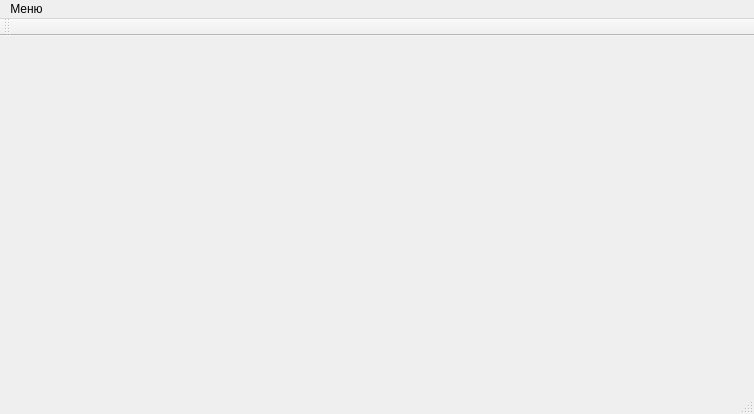
This is Skripal_Boris/source/mainwindow.ui in h31/ProgrammingCourseBackup as Qt 5 draws it before an edit. The edited form follows.
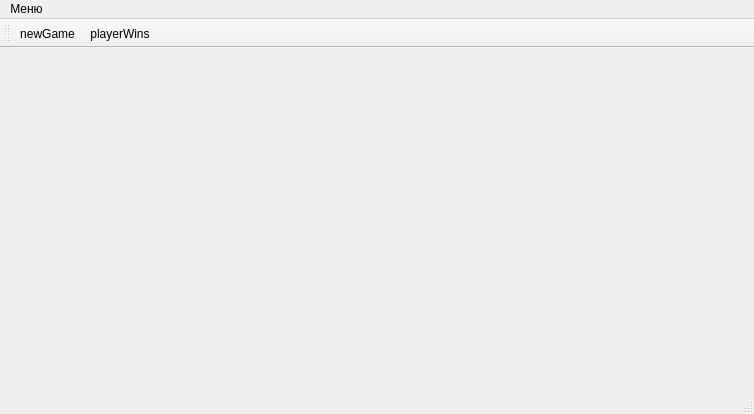
This is the edited form.

What changed in the file:
```diff
--- a/Skripal_Boris/source/mainwindow.ui
+++ b/Skripal_Boris/source/mainwindow.ui
@@ -39,6 +39,8 @@
    <attribute name="toolBarBreak">
     <bool>false</bool>
    </attribute>
+   <addaction name="actionNewGame"/>
+   <addaction name="actionPlayerWins"/>
   </widget>
   <widget class="QStatusBar" name="statusBar"/>
   <action name="actionNewGame">
@@ -49,6 +51,14 @@
     <string>Новая игра</string>
    </property>
   </action>
+  <action name="actionPlayerWins">
+   <property name="text">
+    <string>playerWins</string>
+   </property>
+   <property name="toolTip">
+    <string>Победы игроков</string>
+   </property>
+  </action>
  </widget>
  <layoutdefault spacing="6" margin="11"/>
  <resources/>
```
Left out of the diff: 1 changed line with no effect on the pictures.
